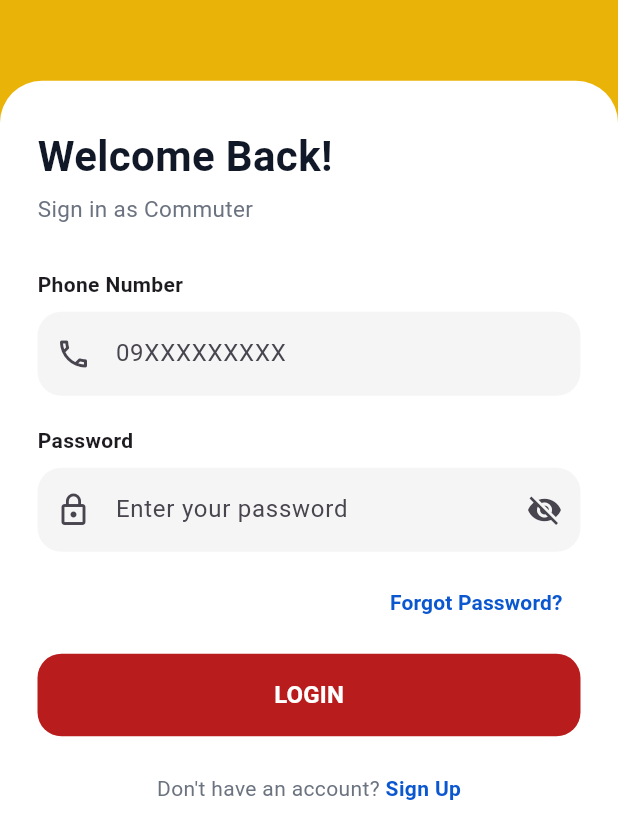
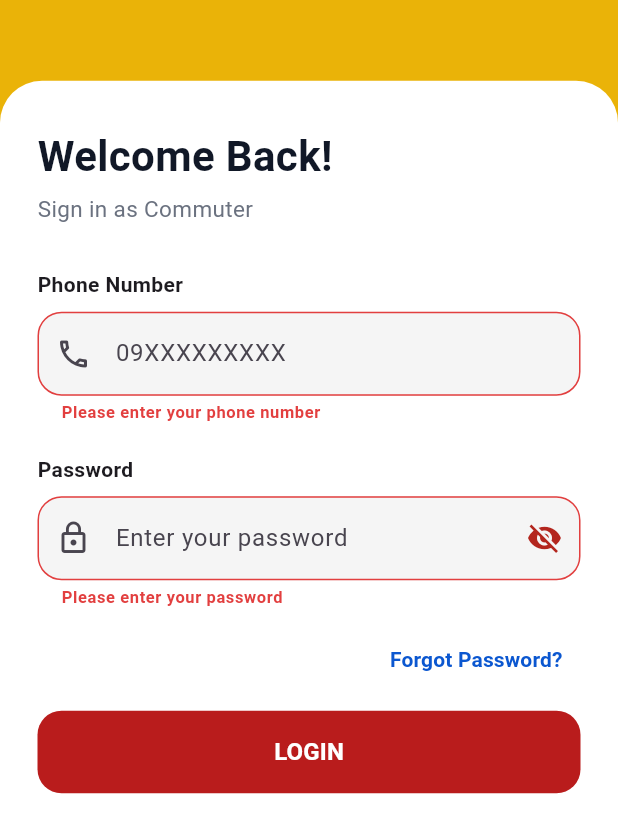
Before and after one commit to lvrl3e/ManibelApp-App, a Flutter app: the CommuterLoginScreen screen opened directly, after a tap on "LOGIN", on a phone screen of 412 x 824 dp, the part 404-1236 px from its top. Run offline on Flutter 3.47's test engine with Material 3 defaults, Android fonts, the phone set to English and light mode, and no system bars.

Commit message:
Updated commuter login page

```diff
--- a/lib/features/auth/screens/commuter_login_screen.dart
+++ b/lib/features/auth/screens/commuter_login_screen.dart
@@ -3,26 +3,113 @@ import 'package:flutter/material.dart';
 import '../../../core/constants/app_assets.dart';
 import '../../../core/constants/app_colors.dart';
 import 'commuter_signup_screen.dart';
+import 'forgot_password_screen.dart';
+import '../../commuter/screens/commuter_dashboard_screen.dart';
 
 class CommuterLoginScreen extends StatefulWidget {
   const CommuterLoginScreen({super.key});
 
   @override
-  State<CommuterLoginScreen> createState() =>
-      _CommuterLoginScreenState();
+  State<CommuterLoginScreen> createState() => _CommuterLoginScreenState();
 }
 
 class _CommuterLoginScreenState extends State<CommuterLoginScreen> {
+  final _formKey = GlobalKey<FormState>();
+
   final TextEditingController phoneController = TextEditingController();
   final TextEditingController passwordController = TextEditingController();
 
   bool obscurePassword = true;
+  bool _isLoading = false;
+
+  // Local PH mobile format: 09 followed by 9 digits (e.g. 09171234567)
+  final RegExp _phoneRegExp = RegExp(r'^09\d{9}$');
 
   @override
   void dispose() {
     phoneController.dispose();
     passwordController.dispose();
     super.dispose();
+  }
+
+  String? _validatePhone(String? value) {
+    final phone = value?.trim().replaceAll(' ', '') ?? '';
+
+    if (phone.isEmpty) {
+      return 'Please enter your phone number';
+    }
+    if (!_phoneRegExp.hasMatch(phone)) {
+      return 'Enter a valid number, e.g. 09171234567';
+    }
+    return null;
+  }
+
+  String? _validatePassword(String? value) {
+    final password = value ?? '';
+
+    if (password.isEmpty) {
+      return 'Please enter your password';
+    }
+    if (password.length < 6) {
+      return 'Password must be at least 6 characters';
+    }
+    return null;
+  }
+
+  void _handleLogin() async {
+    final isFormValid = _formKey.currentState?.validate() ?? false;
+    if (!isFormValid) return;
+
+    setState(() {
+      _isLoading = true;
+    });
+
+    // TODO: Add your login/authentication logic here
+    await Future.delayed(const Duration(seconds: 1));
+
+    if (!mounted) return;
+
+    setState(() {
+      _isLoading = false;
+    });
+
+    Navigator.pushReplacement(
+      context,
+      MaterialPageRoute(
+        builder: (_) => const CommuterDashboardScreen(),
+      ),
+    );
+  }
+
+  InputDecoration _fieldDecoration({
+    required String hintText,
+    required IconData prefixIcon,
+    Widget? suffixIcon,
+  }) {
+    return InputDecoration(
+      hintText: hintText,
+      prefixIcon: Icon(prefixIcon),
+      suffixIcon: suffixIcon,
+      filled: true,
+      fillColor: Colors.grey.shade100,
+      border: OutlineInputBorder(
+        borderRadius: BorderRadius.circular(16),
+        borderSide: BorderSide.none,
+      ),
+      errorBorder: OutlineInputBorder(
+        borderRadius: BorderRadius.circular(16),
+        borderSide: const BorderSide(color: Color(0xFFE23F3F), width: 1),
+      ),
+      focusedErrorBorder: OutlineInputBorder(
+        borderRadius: BorderRadius.circular(16),
+        borderSide: const BorderSide(color: Color(0xFFE23F3F), width: 1.5),
+      ),
+      errorStyle: const TextStyle(
+        fontSize: 11,
+        fontWeight: FontWeight.w600,
+        color: Color(0xFFE23F3F),
+      ),
+    );
   }
 
   @override
@@ -86,6 +173,9 @@ class _CommuterLoginScreenState extends State<CommuterLoginScreen> {
                     topRight: Radius.circular(28),
                   ),
                 ),
+                child: Form(
+                  key: _formKey,
+                  autovalidateMode: AutovalidateMode.onUserInteraction,
                   child: Column(
                     crossAxisAlignment: CrossAxisAlignment.start,
                     children: [
@@ -120,19 +210,14 @@ class _CommuterLoginScreenState extends State<CommuterLoginScreen> {
 
                       const SizedBox(height: 8),
 
-                    TextField(
+                      TextFormField(
                         controller: phoneController,
                         keyboardType: TextInputType.phone,
-                      decoration: InputDecoration(
+                        decoration: _fieldDecoration(
                           hintText: "09XXXXXXXXX",
-                        prefixIcon: const Icon(Icons.phone_outlined),
-                        filled: true,
-                        fillColor: Colors.grey.shade100,
-                        border: OutlineInputBorder(
-                          borderRadius: BorderRadius.circular(16),
-                          borderSide: BorderSide.none,
+                          prefixIcon: Icons.phone_outlined,
                         ),
-                      ),
+                        validator: _validatePhone,
                       ),
 
                       const SizedBox(height: 20),
@@ -147,12 +232,12 @@ class _CommuterLoginScreenState extends State<CommuterLoginScreen> {
 
                       const SizedBox(height: 8),
 
-                    TextField(
+                      TextFormField(
                         controller: passwordController,
                         obscureText: obscurePassword,
-                      decoration: InputDecoration(
+                        decoration: _fieldDecoration(
                           hintText: "Enter your password",
-                        prefixIcon: const Icon(Icons.lock_outline),
+                          prefixIcon: Icons.lock_outline,
                           suffixIcon: IconButton(
                             icon: Icon(
                               obscurePassword
@@ -165,13 +250,8 @@ class _CommuterLoginScreenState extends State<CommuterLoginScreen> {
                               });
                             },
                           ),
-                        filled: true,
-                        fillColor: Colors.grey.shade100,
-                        border: OutlineInputBorder(
-                          borderRadius: BorderRadius.circular(16),
-                          borderSide: BorderSide.none,
                         ),
-                      ),
+                        validator: _validatePassword,
                       ),
 
                       const SizedBox(height: 10),
@@ -180,7 +260,11 @@ class _CommuterLoginScreenState extends State<CommuterLoginScreen> {
                         alignment: Alignment.centerRight,
                         child: TextButton(
                           onPressed: () {
-                          // TODO: Forgot Password
+                            Navigator.of(context).push(
+                              MaterialPageRoute(
+                                builder: (_) => const ForgotPasswordScreen(),
+                              ),
+                            );
                           },
                           child: const Text(
                             "Forgot Password?",
@@ -198,18 +282,24 @@ class _CommuterLoginScreenState extends State<CommuterLoginScreen> {
                         width: double.infinity,
                         height: 55,
                         child: ElevatedButton(
-                        onPressed: () {
-                          // TODO: Login
-                        },
+                          onPressed: _isLoading ? null : _handleLogin,
                           style: ElevatedButton.styleFrom(
-                          backgroundColor:
-                              AppColors.primaryButtonRed,
+                            backgroundColor: AppColors.primaryButtonRed,
                             elevation: 0,
                             shape: RoundedRectangleBorder(
                               borderRadius: BorderRadius.circular(16),
                             ),
                           ),
-                        child: const Text(
+                          child: _isLoading
+                              ? const SizedBox(
+                                  width: 24,
+                                  height: 24,
+                                  child: CircularProgressIndicator(
+                                    color: Colors.white,
+                                    strokeWidth: 2.5,
+                                  ),
+                                )
+                              : const Text(
                                   "LOGIN",
                                   style: TextStyle(
                                     color: Colors.white,
@@ -237,8 +327,7 @@ class _CommuterLoginScreenState extends State<CommuterLoginScreen> {
                               Navigator.pushReplacement(
                                 context,
                                 MaterialPageRoute(
-                                builder: (_) =>
-                                    const CommuterSignUpScreen(),
+                                  builder: (_) => const CommuterSignUpScreen(),
                                 ),
                               );
                             },
@@ -256,6 +345,7 @@ class _CommuterLoginScreenState extends State<CommuterLoginScreen> {
                     ],
                   ),
                 ),
+              ),
             ],
           ),
         ),
```
Lines whose indentation alone changed are shown as unchanged.
